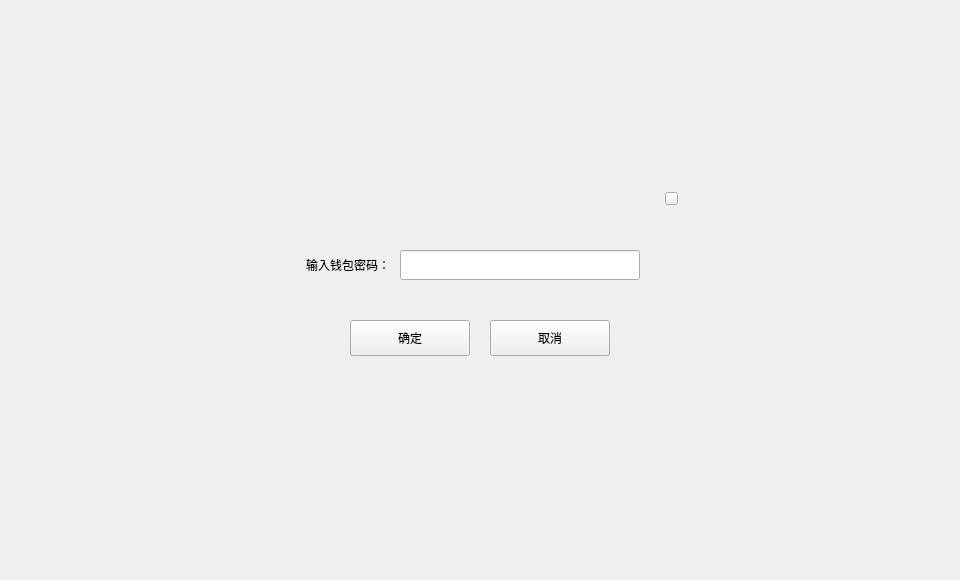
This is LNKWallet/dialog/checkpwddialog.ui in HcashOrg/hx-indicator as Qt 5 draws it before an edit. The edited form follows.
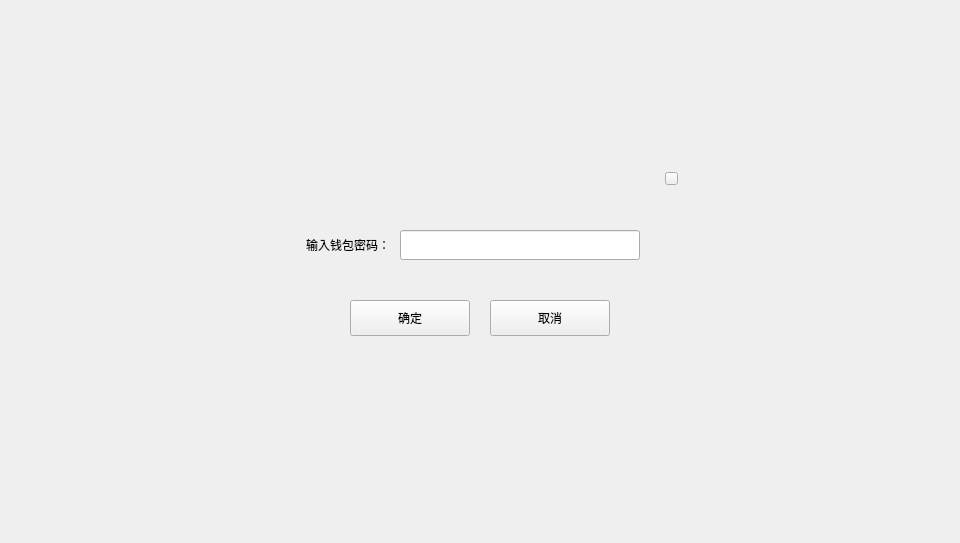
This is the edited form.

The edit to the form file:
```diff
--- a/LNKWallet/dialog/checkpwddialog.ui
+++ b/LNKWallet/dialog/checkpwddialog.ui
@@ -7,7 +7,7 @@
     <x>0</x>
     <y>0</y>
     <width>960</width>
-    <height>580</height>
+    <height>543</height>
    </rect>
   </property>
   <property name="windowTitle">
@@ -19,14 +19,14 @@
      <x>0</x>
      <y>0</y>
      <width>960</width>
-     <height>580</height>
+     <height>543</height>
     </rect>
    </property>
    <widget class="QWidget" name="containerWidget" native="true">
     <property name="geometry">
      <rect>
       <x>270</x>
-      <y>180</y>
+      <y>160</y>
       <width>420</width>
       <height>220</height>
      </rect>
```
